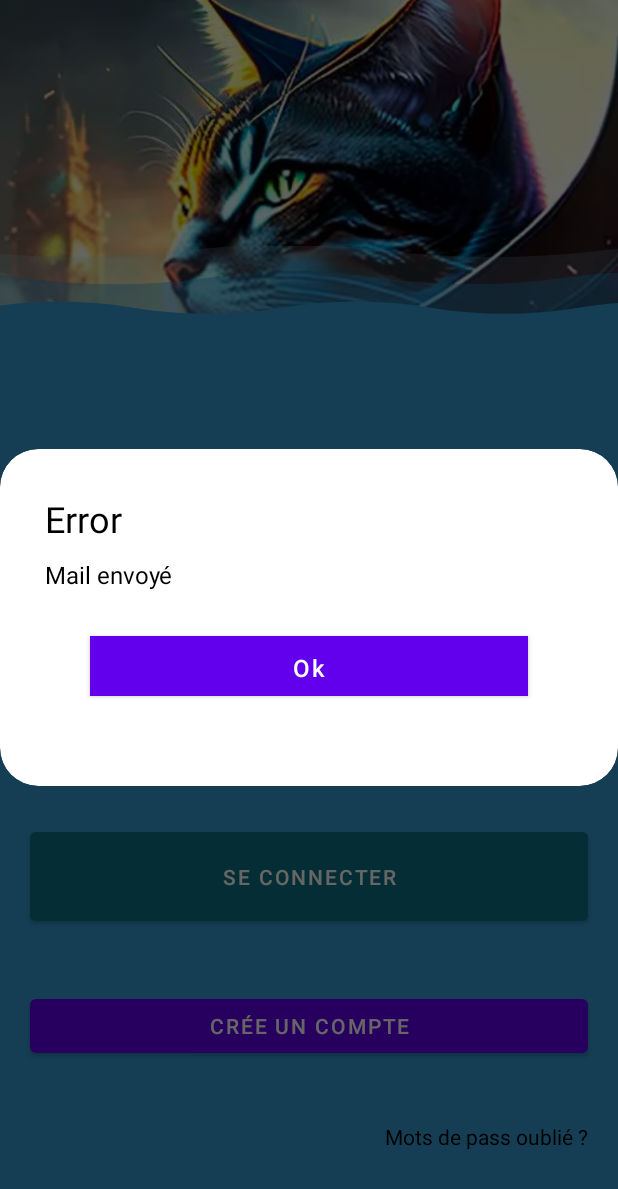
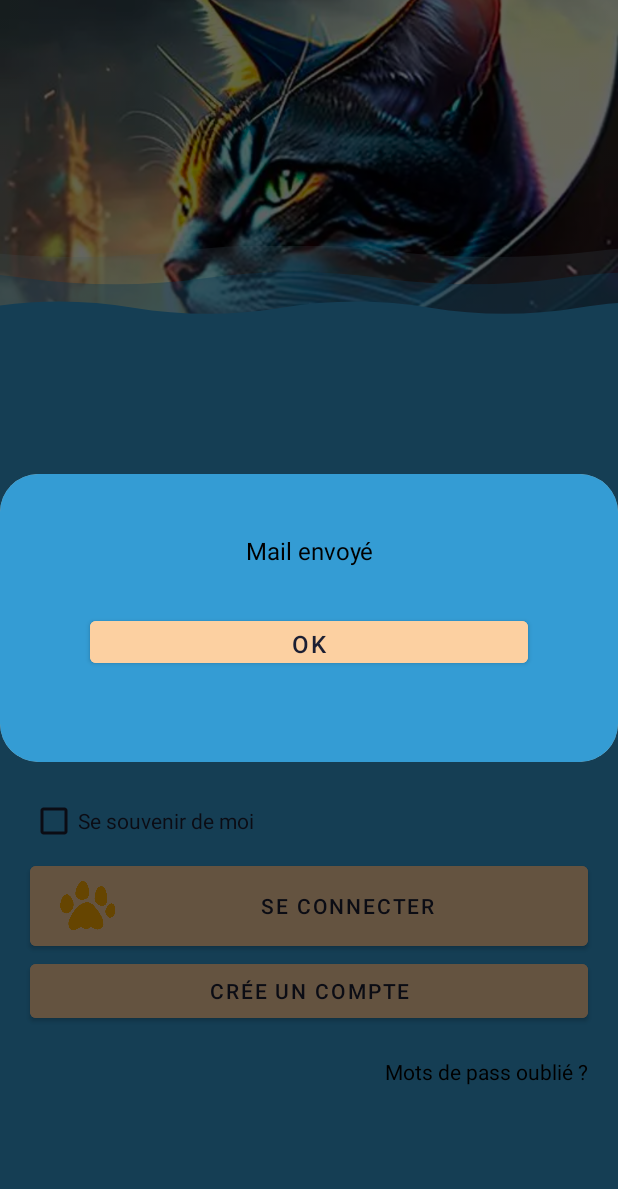
Before and after one commit to TFF-TLM/Project-AND, an Android app: the RetrieveMailFragment screen opened through its navigation route, after a tap on "ENVOYÉ", on a phone screen of 412 x 824 dp. Shown: the top 1189 px of the screen. Run offline under Robolectric (Android 15) with nearby library versions, the phone set to English and light mode, and no system bars; our stand-ins replace navigation-ui; network calls fail.

Commit message:
Refonte de différente page

```diff
--- a/app/src/main/java/be/technifuture/tff/service/AlertDialogCustom.kt
+++ b/app/src/main/java/be/technifuture/tff/service/AlertDialogCustom.kt
@@ -32,7 +32,6 @@
             builder.dismiss()
         }
 
-        view.findViewById<TextView>(R.id.title).text = "Error"
         view.findViewById<TextView>(R.id.desc).text = when(error){
             ErrorValidation.LOGIN_EXIST ->
                 view.resources.getString(R.string.LOGIN_EXIST)
--- a/app/src/main/res/drawable/input_rounded_background.xml
+++ b/app/src/main/res/drawable/input_rounded_background.xml
@@ -3,8 +3,9 @@
 android:shape="rectangle"
 android:padding="10dp">
 
-<solid android:color="@color/white" />
+    <solid android:color="@color/TintFour" />
 <corners
+
     android:bottomRightRadius="@dimen/input_corner_radius"
     android:bottomLeftRadius="@dimen/input_corner_radius"
     android:topLeftRadius="@dimen/input_corner_radius"
--- a/app/src/main/res/layout/alert_dialogue_custom.xml
+++ b/app/src/main/res/layout/alert_dialogue_custom.xml
@@ -1,24 +1,22 @@
 <RelativeLayout xmlns:android="http://schemas.android.com/apk/res/android"
     android:layout_width="match_parent"
-    android:layout_height="wrap_content">
-
-    <LinearLayout
+    android:layout_height="wrap_content"
+    xmlns:app="http://schemas.android.com/apk/res-auto">
+    <androidx.cardview.widget.CardView
+        android:layout_width="match_parent"
+        android:layout_height="wrap_content"
+        app:cardCornerRadius="20dp"
+        android:backgroundTint="@color/TintOne">
+        <LinearLayout
         android:layout_width="match_parent"
         android:layout_height="wrap_content"
         android:layout_margin="30dp"
         android:orientation="vertical">
 
         <TextView
-            android:id="@+id/title"
-            android:layout_width="wrap_content"
-            android:layout_height="wrap_content"
-            android:text="Your desire title"
-            android:textSize="24sp"
-            android:textColor="@color/black"/>
-
-        <TextView
             android:id="@+id/desc"
-            android:layout_width="wrap_content"
+            android:textAlignment="center"
+            android:layout_width="match_parent"
             android:layout_height="wrap_content"
             android:textSize="16sp"
             android:textColor="@color/black"
@@ -27,13 +25,15 @@
 
         <Button
             android:id="@+id/dialogDismiss_button"
+            style="@style/button_util"
             android:layout_width="match_parent"
             android:layout_height="40dp"
             android:layout_margin="30dp"
-            android:textColor="@color/white"
             android:text="Ok"
-            android:textAllCaps="false"
+            android:textAllCaps="true"
             android:textSize="16sp"
-            android:background="@color/purple_200"/>
+            />
     </LinearLayout>
+    </androidx.cardview.widget.CardView>
+
 </RelativeLayout>
--- a/app/src/main/res/layout/cell_create_avatar.xml
+++ b/app/src/main/res/layout/cell_create_avatar.xml
@@ -5,10 +5,10 @@
         xmlns:app="http://schemas.android.com/apk/res-auto"
 
         android:id="@+id/cardView"
-        android:layout_width="wrap_content"
+        style="@style/button_util"
+        android:layout_width="100dp"
         android:layout_height="wrap_content"
-        app:cardCornerRadius="20dp"
-        app:cardBackgroundColor="@color/white"
+        app:cardCornerRadius="10dp"
         android:layout_margin="5dp">
 
 
--- a/app/src/main/res/layout/fragment_login.xml
+++ b/app/src/main/res/layout/fragment_login.xml
@@ -44,7 +44,7 @@
                     android:hint="@string/login"
                     android:inputType="text"
                     android:lines="1"
-                    android:text="Tony" />
+                    android:text="lm@gmail.com" />
             </com.google.android.material.textfield.TextInputLayout>
 
             <com.google.android.material.textfield.TextInputLayout
@@ -65,7 +65,7 @@
                     android:hint="@string/password"
                     android:inputType="textPassword"
                     android:lines="1"
-                    android:text="12345678" />
+                    android:text="lmlm1122" />
             </com.google.android.material.textfield.TextInputLayout>
 
             <CheckBox
@@ -74,29 +74,36 @@
                 android:layout_height="wrap_content"
                 android:layout_marginHorizontal="20dp"
                 android:text="@string/remember_me"
-                android:textColor="@color/black"/>
+                android:textColor="@color/TintThree"
+                android:buttonTint="@color/TintThree"
+                />
 
 
 
             <com.google.android.material.button.MaterialButton
                 android:id="@+id/buttonLogin"
+                style="@style/button_util"
+                app:icon="@drawable/patte"
+                app:iconSize="45dp"
+                app:iconGravity="start"
+                app:iconPadding="5dp"
+
                 android:layout_width="match_parent"
                 android:layout_height="wrap_content"
-                android:layout_margin="20dp"
-                android:padding="20dp"
+                android:layout_marginHorizontal="20dp"
                 android:contentDescription="Send"
                 app:layout_constraintBottom_toBottomOf="parent"
                 app:layout_constraintStart_toStartOf="parent"
-                android:backgroundTint="@color/secondaryColor"
                 android:text="@string/connect"
                 app:layout_constraintBottom_toTopOf="@+id/buttonCreateUser"
              />
 
-            <Button
+            <com.google.android.material.button.MaterialButton
                 android:id="@+id/buttonCreateUser"
+                style="@style/button_util"
                 android:layout_width="match_parent"
                 android:layout_height="wrap_content"
-                android:layout_margin="20dp"
+                android:layout_marginHorizontal="20dp"
                 android:elevation="10dp"
                 android:text="@string/signUp"
                 app:layout_constraintBottom_toTopOf="@+id/labelRetrievePassword" />
--- a/app/src/main/res/values-night/themes.xml
+++ b/app/src/main/res/values-night/themes.xml
@@ -2,18 +2,17 @@
     <!-- Base application theme. -->
     <style name="Theme.TFF" parent="Theme.MaterialComponents.DayNight.NoActionBar">
         <!-- Primary brand color. -->
-        <item name="colorPrimary">@color/purple_500</item>
-        <item name="colorPrimaryVariant">@color/purple_700</item>
+        <item name="colorPrimary">@color/transparent</item>
+        <item name="colorPrimaryVariant">@color/black</item>
         <item name="colorOnPrimary">@color/white</item>
         <!-- Secondary brand color. -->
-        <item name="colorSecondary">@color/teal_200</item>
-        <item name="colorSecondaryVariant">@color/teal_700</item>
-        <item name="colorOnSecondary">@color/black</item>
+        <item name="colorSecondary">@color/TintOne</item>
+        <item name="colorSecondaryVariant">@color/TintOne</item>
+        <item name="colorOnSecondary">@color/TintOne</item>
         <!-- Status bar color. -->
         <item name="android:statusBarColor">?attr/colorPrimaryVariant</item>
         <item name="android:textColor">@color/black</item>
         <item name="android:textColorHint">@color/darkGrey</item>
         <item name="android:editTextColor">@color/black</item>
-
     </style>
 </resources>
--- a/app/src/main/res/values/colors.xml
+++ b/app/src/main/res/values/colors.xml
@@ -9,6 +9,16 @@
     <color name="white">#FFFFFFFF</color>
     <color name="grey">#F0F0F0</color>
     <color name="darkGrey">#646564</color>
+
+    <color name="TintOne">#349CD4</color>
+    <color name="TintTwo">#C03221</color>
+    <color name="TintThree">#1C1F33</color>
+    <color name="TintFour">#FCD0A1</color>
+    <color name="TintFive">#FFAE03</color>
+
+
+    <color name="transparent">#00000000</color>
+
     <color name="backgroundColor">#349CD4</color>
     <color name="secondaryColor">#0b7285</color>
     <color name="RadarBcg">#8DD7FF</color>
--- a/app/src/main/res/values/styles.xml
+++ b/app/src/main/res/values/styles.xml
@@ -9,4 +9,9 @@
         <item name="android:padding">5dp</item>
         <item name="android:scaleType">fitCenter</item>
     </style>
+    <style name="button_util">
+        <item name="android:backgroundTint">@color/TintFour</item>
+        <item name="android:textColor">@color/TintThree</item>
+        <item name="iconTint">@color/TintFive</item>
+    </style>
 </resources>
--- a/app/src/main/res/values/themes.xml
+++ b/app/src/main/res/values/themes.xml
@@ -3,8 +3,8 @@
     <!-- <style name="Theme.TFF" parent="Theme.MaterialComponents.DayNight.DarkActionBar"> -->
     <style name="Theme.TFF" parent="Theme.MaterialComponents.DayNight.NoActionBar">
         <!-- Primary brand color. -->
-        <item name="colorPrimary">@color/purple_500</item>
-        <item name="colorPrimaryVariant">@color/purple_700</item>
+        <item name="colorPrimary">@color/transparent</item>
+        <item name="colorPrimaryVariant">@color/black</item>
         <item name="colorOnPrimary">@color/white</item>
         <!-- Secondary brand color. -->
         <item name="colorSecondary">@color/teal_200</item>
```
Also changed, not shown: app/src/main/java/be/technifuture/tff/fragment/jeu/ProfileFragment.kt (+10 -8 lines), app/src/main/res/layout/fragment_create_avatar_user.xml (+18 -5 lines), app/src/main/res/layout/fragment_create_clan_user.xml (+11 -4 lines), app/src/main/res/layout/fragment_create_user.xml (+9 -4 lines), app/src/main/res/layout/fragment_profile.xml (+1 -62 lines).
